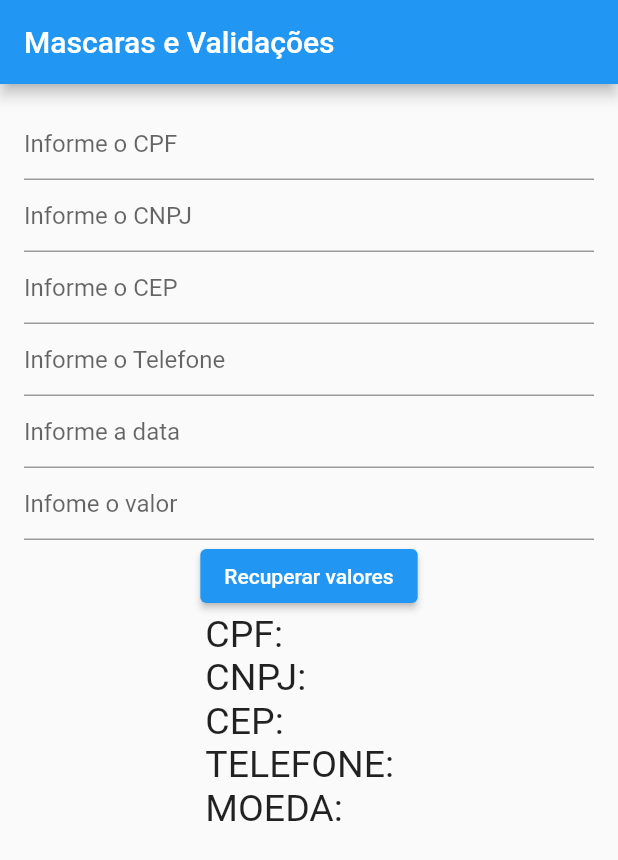
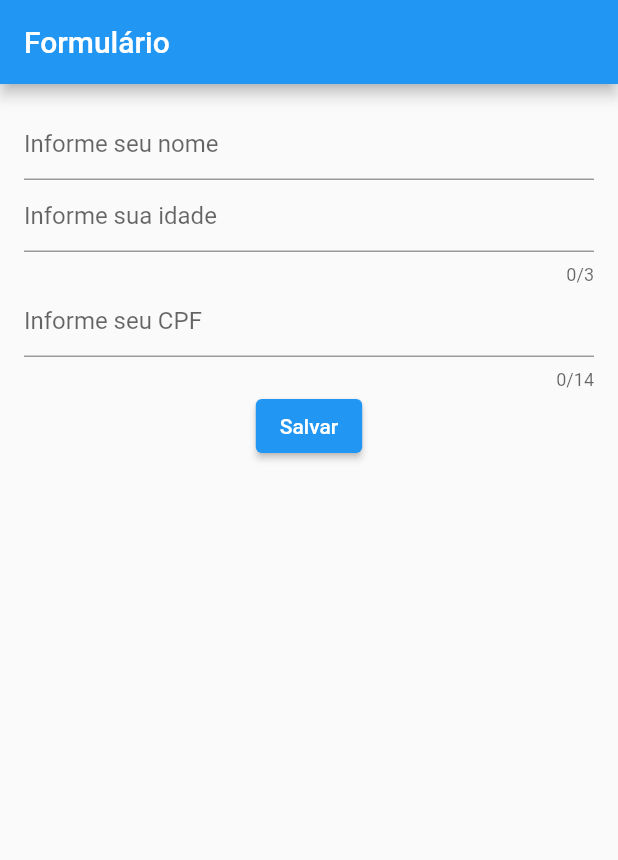
Before and after one commit to paulosales47/FlutterMascaraCampos, a Flutter app: the screen it shows after launch, on a phone screen of 412 x 824 dp. Shown: the top 860 px of the screen. Run offline on Flutter 3.47's test engine with Material 2 defaults, Android fonts, the phone set to English and light mode, and no system bars; our stand-ins replace brasil_fields; missing offline and left inert: cpf_cnpj_validator.

Commit message:
Formulário e validações

```diff
--- /dev/null
+++ b/lib/formulario.dart
@@ -0,0 +1,105 @@
+import 'package:brasil_fields/brasil_fields.dart';
+import 'package:cpf_cnpj_validator/cpf_validator.dart' as validacao;
+import 'package:flutter/material.dart';
+import 'package:flutter/services.dart';
+
+class Formulario extends StatefulWidget {
+  const Formulario({Key? key}) : super(key: key);
+
+  @override
+  State<Formulario> createState() => _FormularioState();
+}
+
+class _FormularioState extends State<Formulario> {
+  var _nomeController  = TextEditingController();
+  var _idadeController = TextEditingController();
+  var _cpfController  = TextEditingController();
+  final _formKey = GlobalKey<FormState>();
+  String _mensagem = "";
+  String? _nome;
+  String? _idade;
+  String? _cpf;
+
+  @override
+  Widget build(BuildContext context) {
+    return Scaffold(
+      appBar: AppBar(
+        title: Text("Formulário"),
+      ),
+      body: SingleChildScrollView(
+        child: Container(
+          padding: EdgeInsets.all(16),
+          child: Form(
+            key: _formKey,
+            child: Column(
+              children: [
+                //NOME
+                TextFormField(
+                  controller: _nomeController,
+                  onSaved: (nome) => _nome = nome,
+                  decoration: InputDecoration(
+                    hintText: "Informe seu nome"
+                  ),
+                  validator: (nome){
+                    if(nome == null || nome.isEmpty) return "O campo é obrigatório";
+                    if(nome.length < 3) return "Digite ao menos 3 caracteres";
+                    return null;
+                  },
+                ),
+                //IDADE
+                TextFormField(
+                  controller: _idadeController,
+                  onSaved: (idade) => _idade = idade,
+                  keyboardType: TextInputType.number,
+                  inputFormatters: [
+                    FilteringTextInputFormatter.digitsOnly
+                  ],
+                  maxLength: 3,
+                  decoration: InputDecoration(
+                    hintText: "Informe sua idade"
+                  ),
+                  validator: (idade){
+                    if(idade == null || idade.isEmpty) return "O campo é obrigatório";
+                    return null;
+                  },
+                ),
+                //CPF
+                TextFormField(
+                  controller: _cpfController,
+                  onSaved: (cpf) => _cpf = cpf,
+                  decoration: InputDecoration(
+                    hintText: "Informe seu CPF"
+                  ),
+                  keyboardType: TextInputType.number,
+                  maxLength: 14,
+                  inputFormatters: [
+                    FilteringTextInputFormatter.digitsOnly,
+                    CpfInputFormatter()
+                  ],
+                  validator: (cpf){
+                    if(cpf == null || cpf.isEmpty) return "O campo é obrigatório";
+                    if(!validacao.CPFValidator.isValid(cpf)) return "O CPF informado é inválido";
+                    return null;
+                  },
+                ),
+                ElevatedButton(onPressed: (){
+                  if(_formKey.currentState?.validate() == true){
+                    _formKey.currentState?.save();
+                    print("${_nome}, ${_idade}, ${_cpf}");
+                    _mensagem = "Formulário válido";
+                  }
+                  else _mensagem = "Formulário inválido";
+                  setState(() {});
+                }, child: Text("Salvar")),
+                Text(
+                    _mensagem,
+                    style: TextStyle(fontSize: 25)
+                )
+              ],
+            ),
+          )
+        ),
+      ),
+    );
+  }
+}
--- a/lib/main.dart
+++ b/lib/main.dart
@@ -1,11 +1,11 @@
 import 'package:flutter/cupertino.dart';
 import 'package:flutter/material.dart';
-import 'package:mascara_campos/home.dart';
+import 'package:mascara_campos/formulario.dart';
 
 void main(){
   runApp(MaterialApp(
     title: "Mascaras e Validações",
-    home: Home(),
+    home: Formulario(),
     debugShowCheckedModeBanner: false,
   ));
 }
--- a/pubspec.yaml
+++ b/pubspec.yaml
@@ -36,6 +36,7 @@ dependencies:
   cupertino_icons: ^1.0.2
   brasil_fields: 1.4.2
   intl: ^0.17.0
+  cpf_cnpj_validator: ^2.0.0
 
 dev_dependencies:
   flutter_test:
```
Also changed, not shown: pubspec.lock, 3 other files.
